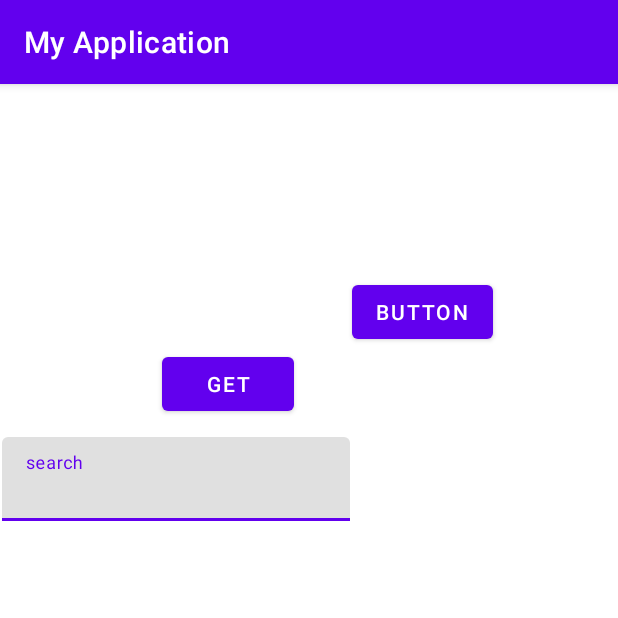
After one commit to julie17-d/Eat_Up, an Android app: the Home screen opened directly, with no data from a screen before it, on a phone screen of 412 x 824 dp, the top half of it. The commit adds this screen. Run offline under Robolectric (Android 15) with nearby library versions, the phone set to English and light mode, and no system bars.

Commit message:
" add home page"

```diff
--- a/app/build.gradle
+++ b/app/build.gradle
@@ -40,7 +40,7 @@
     implementation 'androidx.constraintlayout:constraintlayout:2.1.4'
     implementation "com.squareup.retrofit2:retrofit:2.9.0"
     implementation 'com.squareup.retrofit2:converter-gson:2.9.0'
-    implementation 'org.jetbrains.kotlinx:kotlinx-coroutines-android:1.6.1'
+    implementation 'org.jetbrains.kotlinx:kotlinx-coroutines-android:1.6.4'
     testImplementation 'junit:junit:4.13.2'
     androidTestImplementation 'androidx.test.ext:junit:1.1.5'
     androidTestImplementation 'androidx.test.espresso:espresso-core:3.5.1'
--- a/app/src/main/java/com/example/myapplication/ArrayTest.kt
+++ /dev/null
@@ -1,3 +0,0 @@
-package com.example.myapplication
-
-class ArrayTest (var name: String)
--- /dev/null
+++ b/app/src/main/java/com/example/myapplication/Home.kt
@@ -0,0 +1,50 @@
+package com.example.myapplication
+
+import android.content.Intent
+import androidx.appcompat.app.AppCompatActivity
+import android.os.Bundle
+import android.util.Log
+import android.widget.Button
+import android.widget.EditText
+import com.google.android.material.textfield.TextInputEditText
+import retrofit2.Call
+import retrofit2.Callback
+import retrofit2.Response
+
+class Home : AppCompatActivity() {
+    override fun onCreate(savedInstanceState: Bundle?) {
+        super.onCreate(savedInstanceState)
+        setContentView(R.layout.activity_home)
+        val get = findViewById<Button>(R.id.ApiBtn)
+        val searchBarText = findViewById<TextInputEditText>(R.id.text_search_bar) as EditText
+        get.setOnClickListener {
+            val query = searchBarText.text.toString()
+            val fetch = Fetch.service
+            // val response = fetch.getRecipes("chicken", "bf609ed4", "12b3eea3417cea7f8b96953e19937f56", "public")
+            val call = fetch.getHealthModel(query, "bf609ed4", "12b3eea3417cea7f8b96953e19937f56", "public")
+
+            call.enqueue(object : Callback<HealthModel> {
+                override fun onResponse(
+                    call: Call<HealthModel>,
+                    response: Response<HealthModel>
+                ) {
+                    if (response.isSuccessful) {
+                        Log.e("success", "success")
+
+                        val recipes = response.body()!!
+                        Log.d("response", recipes.hits[0].recipe.label)
+                        // Update UI with recipe data
+                    }
+                }
+                override fun onFailure(call: Call<HealthModel>, t: Throwable) {
+                    Log.e("fail", t.message.toString())
+                }
+            })
+        }
+        val button = findViewById<Button>(R.id.go_second_page)
+        button.setOnClickListener{
+            val intent = Intent(this, second_page::class.java)
+            startActivity(intent)
+        }
+    }
+}
--- /dev/null
+++ b/app/src/main/res/layout/activity_home.xml
@@ -0,0 +1,55 @@
+<?xml version="1.0" encoding="utf-8"?>
+<androidx.constraintlayout.widget.ConstraintLayout xmlns:android="http://schemas.android.com/apk/res/android"
+    xmlns:app="http://schemas.android.com/apk/res-auto"
+    xmlns:tools="http://schemas.android.com/tools"
+    android:layout_width="match_parent"
+    android:layout_height="match_parent"
+    tools:context=".Home">
+
+    <Button
+        android:id="@+id/ApiBtn"
+        android:layout_width="wrap_content"
+        android:layout_height="wrap_content"
+        android:layout_marginStart="101dp"
+        android:layout_marginTop="176dp"
+        android:layout_marginEnd="216dp"
+        android:text="@string/get"
+        app:layout_constraintEnd_toEndOf="parent"
+        app:layout_constraintHorizontal_bias="1.0"
+        app:layout_constraintStart_toStartOf="parent"
+        app:layout_constraintTop_toTopOf="parent" />
+
+    <com.google.android.material.textfield.TextInputLayout
+        android:id="@+id/search_bar"
+        android:layout_width="232dp"
+        android:layout_height="wrap_content"
+        android:layout_marginStart="1dp"
+        android:layout_marginTop="11dp"
+        app:layout_constraintStart_toStartOf="parent"
+        app:layout_constraintTop_toBottomOf="@+id/ApiBtn">
+
+        <com.google.android.material.textfield.TextInputEditText
+            android:id="@+id/text_search_bar"
+            android:layout_width="match_parent"
+            android:layout_height="wrap_content"
+            android:hint="@string/search"
+            android:textColorHint="#616161" />
+    </com.google.android.material.textfield.TextInputLayout>
+
+    <Button
+        android:id="@+id/go_second_page"
+        android:layout_width="wrap_content"
+        android:layout_height="wrap_content"
+        android:layout_marginStart="234dp"
+        android:layout_marginTop="91dp"
+        android:layout_marginEnd="83dp"
+        android:layout_marginBottom="592dp"
+        android:text="@string/button"
+        app:layout_constraintBottom_toBottomOf="parent"
+        app:layout_constraintEnd_toEndOf="parent"
+        app:layout_constraintHorizontal_bias="1.0"
+        app:layout_constraintStart_toStartOf="parent"
+        app:layout_constraintTop_toTopOf="parent"
+        app:layout_constraintVertical_bias="1.0" />
+
+</androidx.constraintlayout.widget.ConstraintLayout>
--- a/app/src/main/res/values/strings.xml
+++ b/app/src/main/res/values/strings.xml
@@ -2,4 +2,5 @@
     <string name="app_name">My Application</string>
     <string name="get">Get</string>
     <string name="button">Button</string>
+    <string name="home" />
 </resources>
```
Also changed, not shown: app/src/main/AndroidManifest.xml (+8 -1 lines), app/src/main/java/com/example/myapplication/MainActivity.kt (+3 -34 lines), app/src/main/res/layout/activity_main.xml (+5 -33 lines).
